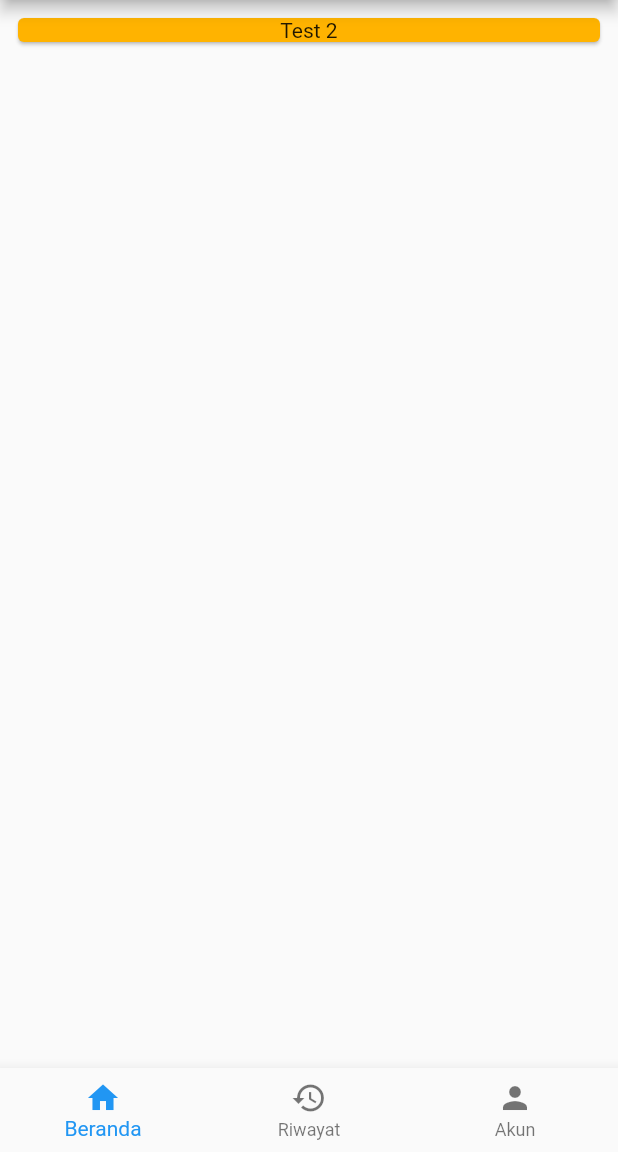
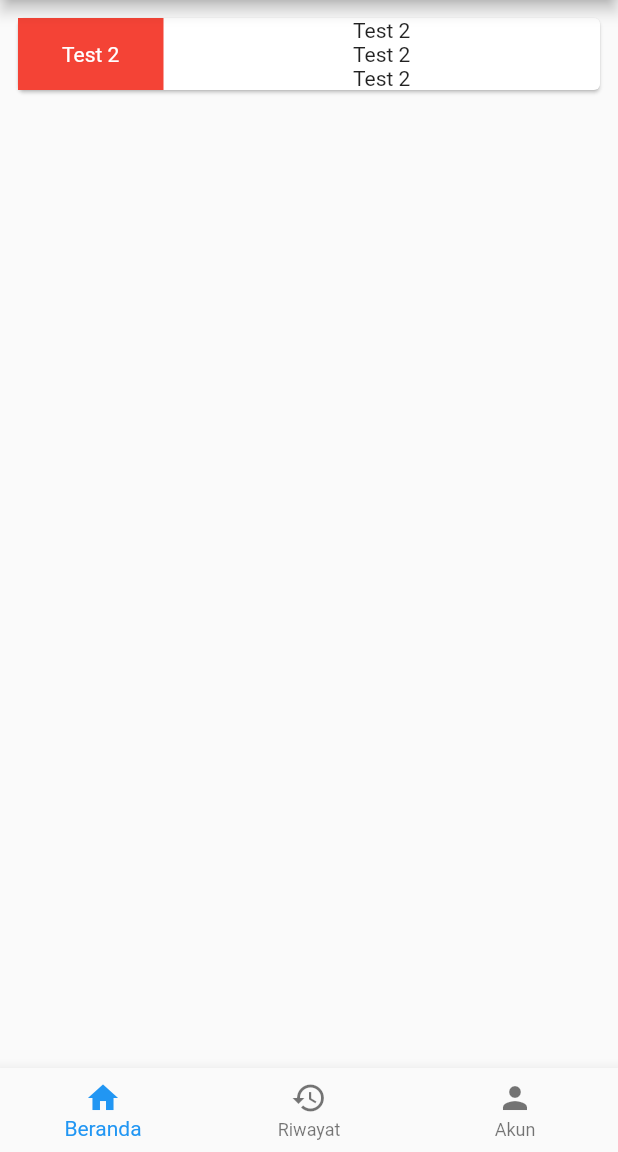
Before and after one commit to theodoroesjoshua/A, a Flutter app: the screen it shows after launch, on a phone screen of 412 x 824 dp, the part 84-1236 px from its top. Run offline on Flutter 3.47's test engine with Material 2 defaults, Android fonts, the phone set to English and light mode, and no system bars.

Commit message:
Basic decoration for voucher's card

```diff
--- a/lib/main.dart
+++ b/lib/main.dart
@@ -187,8 +187,37 @@ class _HomePageState extends State<HomePage> {
 
   Widget _createVoucherWidget(Voucher voucher) {
     return Card(
-      color: Colors.amber[600],
-      child: Center(child: Text(voucher.description)),
+      color: Colors.white,
+      child: IntrinsicHeight(
+        child: Row(
+          children: <Widget>[
+            Expanded(
+              flex: 1,
+              child: Container(
+                color: Colors.red,
+                child: Center(
+                  child: Text(
+                    voucher.description,
+                    style: const TextStyle(color: Colors.white),
+                  )
+                ),
+              ),
+            ),
+            Expanded(
+              flex: 3,
+              child: Center(
+                child: Column(
+                  children: <Widget>[
+                    Text(voucher.description),
+                    Text(voucher.description),
+                    Text(voucher.description),
+                  ],
+                ),
+              ),
+            )
+          ],
+        )
+      ),
     );
   }
 }
```
